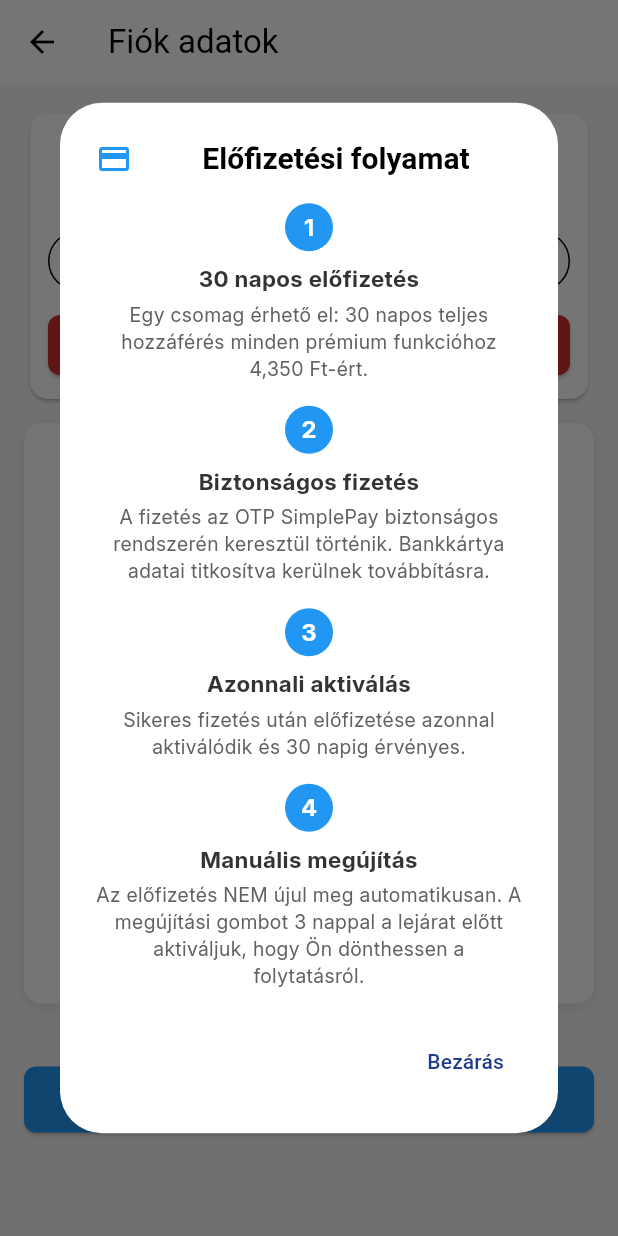
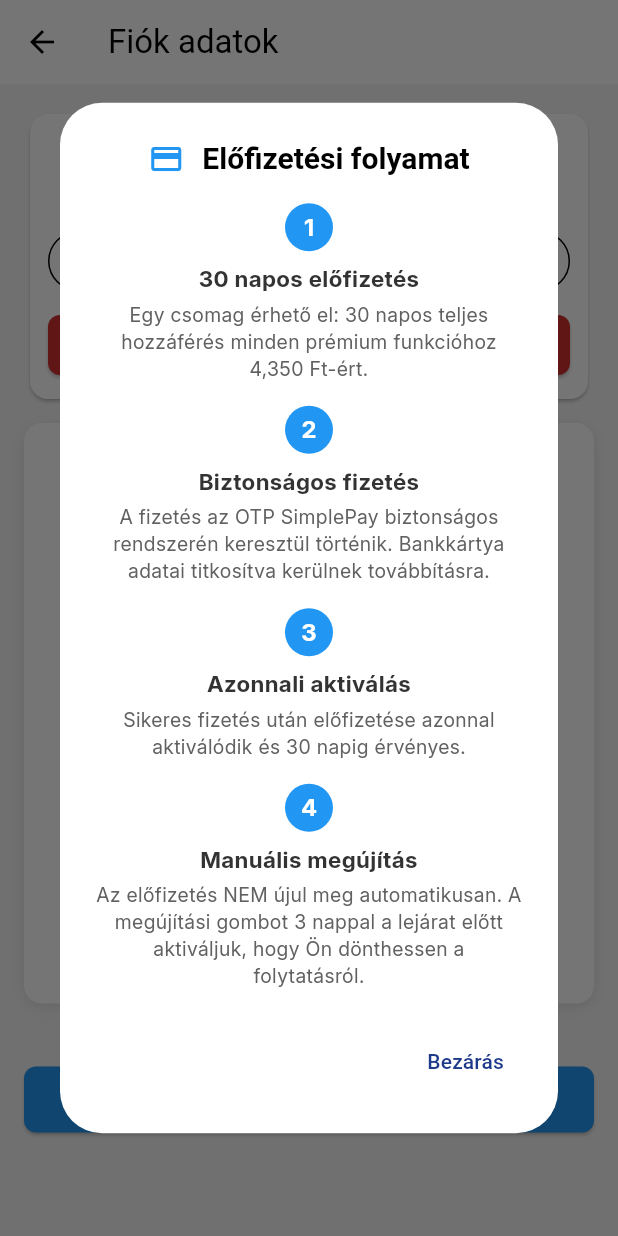
Before and after one commit to TattilaNinox/LomeduUserWeb, a Flutter app: the AccountScreen screen opened by its route, after a tap on the "info outline" icon, on a phone screen of 412 x 824 dp. Run offline on Flutter 3.47's test engine with Material 3 defaults, Android fonts, the phone set to English and light mode, and no system bars; our stand-ins replace audioplayers, cloud_firestore, cloud_functions, device_info_plus, firebase_auth, firebase_core and 10 more; missing offline and left inert: base32, dart:ui_web, excel, file_selector, otp; accounts and stored records are empty.

Commit message:
fix: dialóg teljes középre igazítása minden méretben - Cím mindig középen - Content Column mindig középen - Konzisztens megjelenés mobilon és desktopon

```diff
--- a/lib/widgets/enhanced_subscription_status_card.dart
+++ b/lib/widgets/enhanced_subscription_status_card.dart
@@ -409,16 +409,13 @@ class _EnhancedSubscriptionStatusCardState
       context: context,
       builder: (context) => AlertDialog(
         title: Row(
-          mainAxisAlignment: isMobile ? MainAxisAlignment.center : MainAxisAlignment.start,
+          mainAxisAlignment: MainAxisAlignment.center,
           children: [
             const Icon(Icons.credit_card, color: Colors.blue),
             const SizedBox(width: 12),
-            Expanded(
-              child: Text(
-                'Előfizetési folyamat',
-                style: const TextStyle(fontSize: 20, fontWeight: FontWeight.bold),
-                textAlign: isMobile ? TextAlign.center : TextAlign.left,
-              ),
+            const Text(
+              'Előfizetési folyamat',
+              style: TextStyle(fontSize: 20, fontWeight: FontWeight.bold),
             ),
           ],
         ),
@@ -426,7 +423,7 @@ class _EnhancedSubscriptionStatusCardState
           width: dialogWidth,
           child: SingleChildScrollView(
             child: Column(
-              crossAxisAlignment: isMobile ? CrossAxisAlignment.center : CrossAxisAlignment.start,
+              crossAxisAlignment: CrossAxisAlignment.center,
               mainAxisSize: MainAxisSize.min,
               children: [
                 _buildInfoStep(
@@ -470,7 +467,8 @@ class _EnhancedSubscriptionStatusCardState
     );
   }
 
-  Widget _buildInfoStep(String number, String title, String description, bool isMobile) {
+  Widget _buildInfoStep(
+      String number, String title, String description, bool isMobile) {
     return Column(
       crossAxisAlignment: CrossAxisAlignment.center,
       children: [
```
